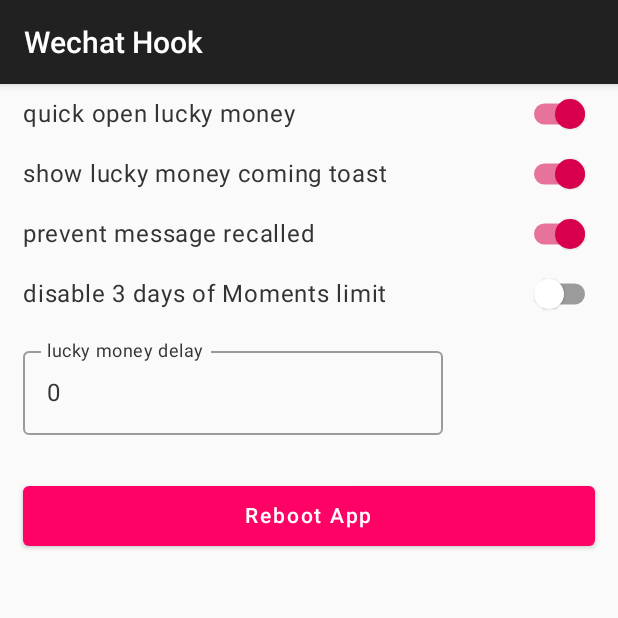
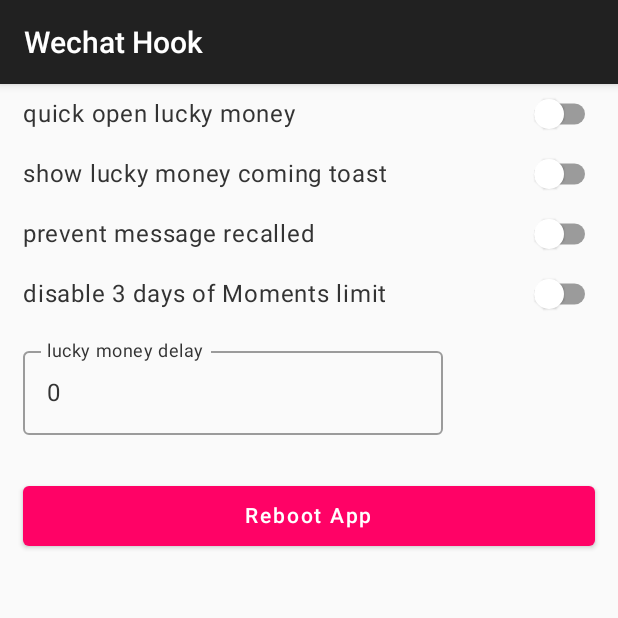
Before and after one commit to WaterlooBridge/FakeLocation, an Android app built with Jetpack Compose: the screen it shows after launch (LuckMoneySetting), in the options menu, after a tap on "Wechat Hook", on a phone screen of 412 x 824 dp, the top half of it. Run offline under Robolectric (Android 15) with nearby library versions, the phone set to English and light mode, and no system bars.

```diff
--- a/app/src/main/AndroidManifest.xml
+++ b/app/src/main/AndroidManifest.xml
@@ -6,6 +6,7 @@
     <uses-permission android:name="android.permission.ACCESS_COARSE_LOCATION" />
 
     <application
+        android:name=".App"
         android:allowBackup="true"
         android:icon="@mipmap/ic_launcher"
         android:label="@string/app_name"
--- /dev/null
+++ b/app/src/main/java/com/xposed/hook/App.kt
@@ -0,0 +1,18 @@
+package com.xposed.hook
+
+import android.app.Application
+
+/**
+ * Created by lin on 2021/8/7.
+ */
+class App : Application() {
+
+    companion object {
+        lateinit var current: Application
+    }
+
+    override fun onCreate() {
+        super.onCreate()
+        current = this
+    }
+}
--- a/app/src/main/java/com/xposed/hook/LuckMoneySetting.kt
+++ b/app/src/main/java/com/xposed/hook/LuckMoneySetting.kt
@@ -7,13 +7,16 @@ import android.os.Bundle
 import android.provider.Settings
 import androidx.activity.compose.setContent
 import androidx.appcompat.app.AppCompatActivity
-import androidx.compose.foundation.isSystemInDarkTheme
 import androidx.compose.foundation.layout.*
-import androidx.compose.material.*
+import androidx.compose.material.Button
+import androidx.compose.material.OutlinedTextField
+import androidx.compose.material.Switch
+import androidx.compose.material.Text
 import androidx.compose.runtime.*
 import androidx.compose.ui.Alignment
 import androidx.compose.ui.Modifier
 import androidx.compose.ui.graphics.Color
+import androidx.compose.ui.res.stringResource
 import androidx.compose.ui.unit.dp
 import com.xposed.hook.theme.AppTheme
 import com.xposed.hook.wechat.LuckyMoneyHook
@@ -40,9 +43,9 @@ class LuckMoneySetting : AppCompatActivity() {
 
     @Composable
     fun LuckyMoney() {
-        var quickOpen by remember { mutableStateOf(sp.getBoolean("quick_open", true)) }
-        var autoReceive by remember { mutableStateOf(sp.getBoolean("auto_receive", true)) }
-        var recalled by remember { mutableStateOf(sp.getBoolean("recalled", true)) }
+        var quickOpen by remember { mutableStateOf(sp.getBoolean("quick_open", false)) }
+        var autoReceive by remember { mutableStateOf(sp.getBoolean("auto_receive", false)) }
+        var recalled by remember { mutableStateOf(sp.getBoolean("recalled", false)) }
         var momentsLimit by remember { mutableStateOf(sp.getBoolean("3_days_Moments", false)) }
         var delay by remember { mutableStateOf(luckyMoneyDelay) }
         AppTheme {
@@ -52,7 +55,7 @@ class LuckMoneySetting : AppCompatActivity() {
                     verticalAlignment = Alignment.CenterVertically
                 ) {
                     Text(
-                        text = resources.getString(R.string.quick_open_lucky_money),
+                        text = stringResource(R.string.quick_open_lucky_money),
                         modifier = Modifier.weight(1f)
                     )
                     Switch(quickOpen, {
@@ -65,7 +68,7 @@ class LuckMoneySetting : AppCompatActivity() {
                     verticalAlignment = Alignment.CenterVertically
                 ) {
                     Text(
-                        text = resources.getString(R.string.show_lucky_money_coming_toast),
+                        text = stringResource(R.string.show_lucky_money_coming_toast),
                         modifier = Modifier.weight(1f)
                     )
                     Switch(autoReceive, {
@@ -78,7 +81,7 @@ class LuckMoneySetting : AppCompatActivity() {
                     verticalAlignment = Alignment.CenterVertically
                 ) {
                     Text(
-                        text = resources.getString(R.string.prevent_message_recalled),
+                        text = stringResource(R.string.prevent_message_recalled),
                         modifier = Modifier.weight(1f)
                     )
                     Switch(recalled, {
@@ -91,7 +94,7 @@ class LuckMoneySetting : AppCompatActivity() {
                     verticalAlignment = Alignment.CenterVertically
                 ) {
                     Text(
-                        text = resources.getString(R.string.disable_3_days_of_Moments_limit),
+                        text = stringResource(R.string.disable_3_days_of_Moments_limit),
                         modifier = Modifier.weight(1f)
                     )
                     Switch(momentsLimit, {
@@ -103,7 +106,7 @@ class LuckMoneySetting : AppCompatActivity() {
                 OutlinedTextField(value = delay, onValueChange = {
                     luckyMoneyDelay = it
                     delay = it
-                }, label = { Text(text = resources.getString(R.string.lucky_money_delay)) })
+                }, label = { Text(text = stringResource(R.string.lucky_money_delay)) })
                 Spacer(Modifier.height(30.dp))
                 Button(
                     onClick = {
@@ -122,7 +125,7 @@ class LuckMoneySetting : AppCompatActivity() {
                     modifier = Modifier.fillMaxWidth(),
                     contentPadding = PaddingValues(top = 12.dp, bottom = 12.dp)
                 ) {
-                    Text(text = resources.getString(R.string.reboot_app), color = Color.White)
+                    Text(text = stringResource(R.string.reboot_app), color = Color.White)
                 }
             }
         }
--- a/app/src/main/java/com/xposed/hook/MainActivity.java
+++ /dev/null
@@ -1,96 +0,0 @@
-package com.xposed.hook;
-
-import android.content.Context;
-import android.content.Intent;
-import android.os.Bundle;
-import androidx.appcompat.app.AppCompatActivity;
-import android.view.LayoutInflater;
-import android.view.Menu;
-import android.view.MenuInflater;
-import android.view.MenuItem;
-import android.view.View;
-import android.view.ViewGroup;
-import android.widget.BaseAdapter;
-import android.widget.ImageView;
-import android.widget.ListView;
-import android.widget.TextView;
-
-import com.xposed.hook.entity.AppInfo;
-import com.xposed.hook.utils.AppUtil;
-import com.xposed.hook.utils.ViewHolder;
-
-import java.io.Serializable;
-import java.util.List;
-
-public class MainActivity extends AppCompatActivity {
-
-    private ListView lv;
-
-    @Override
-    protected void onCreate(Bundle savedInstanceState) {
-        super.onCreate(savedInstanceState);
-        setContentView(R.layout.activity_main);
-        lv = (ListView) findViewById(R.id.lv);
-        lv.setAdapter(new MyAdapter(getApplicationContext()));
-        lv.setOnItemClickListener((parent, view, position, id) -> {
-            startActivity(new Intent(this, RimetActivity.class)
-                    .putExtra("appInfo", (Serializable) lv.getAdapter().getItem(position)));
-        });
-    }
-
-    @Override
-    public boolean onCreateOptionsMenu(Menu menu) {
-        MenuInflater inflater = getMenuInflater();
-        inflater.inflate(R.menu.menu_main, menu);
-        return super.onCreateOptionsMenu(menu);
-    }
-
-    @Override
-    public boolean onOptionsItemSelected(MenuItem item) {
-        int id = item.getItemId();
-        if (id == R.id.item_luck_money) {
-            startActivity(new Intent(this, LuckMoneySetting.class));
-            return true;
-        } else {
-            return super.onOptionsItemSelected(item);
-        }
-    }
-
-    private static class MyAdapter extends BaseAdapter {
-
-        private List<AppInfo> list;
-
-        public MyAdapter(Context context) {
-            list = AppUtil.getAppList(context);
-        }
-
-        @Override
-        public int getCount() {
-            return list.size();
-        }
-
-        @Override
-        public AppInfo getItem(int position) {
-            return list.get(position);
-        }
-
-        @Override
-        public long getItemId(int position) {
-            return 0;
-        }
-
-        @Override
-        public View getView(int position, View convertView, ViewGroup parent) {
-            if (convertView == null)
-                convertView = LayoutInflater.from(parent.getContext()).inflate(R.layout.item_package, parent, false);
-            ImageView iv_icon = ViewHolder.get(convertView, R.id.iv_icon);
-            TextView tv_title = ViewHolder.get(convertView, R.id.tv_title);
-            TextView tv_package = ViewHolder.get(convertView, R.id.tv_package);
-            AppInfo pkg = list.get(position);
-            iv_icon.setImageDrawable(pkg.icon);
-            tv_title.setText(pkg.title);
-            tv_package.setText(pkg.packageName);
-            return convertView;
-        }
-    }
-}
--- /dev/null
+++ b/app/src/main/java/com/xposed/hook/MainActivity.kt
@@ -0,0 +1,88 @@
+package com.xposed.hook
+
+import android.content.Intent
+import android.os.Bundle
+import android.view.Menu
+import android.view.MenuItem
+import androidx.activity.compose.setContent
+import androidx.appcompat.app.AppCompatActivity
+import androidx.compose.foundation.Image
+import androidx.compose.foundation.clickable
+import androidx.compose.foundation.layout.Column
+import androidx.compose.foundation.layout.Row
+import androidx.compose.foundation.layout.fillMaxWidth
+import androidx.compose.foundation.layout.padding
+import androidx.compose.foundation.lazy.LazyColumn
+import androidx.compose.foundation.lazy.items
+import androidx.compose.material.Text
+import androidx.compose.runtime.Composable
+import androidx.compose.ui.Alignment
+import androidx.compose.ui.Modifier
+import androidx.compose.ui.unit.dp
+import androidx.compose.ui.unit.sp
+import androidx.lifecycle.lifecycleScope
+import com.xposed.hook.entity.AppInfo
+import com.xposed.hook.extension.dpInPx
+import com.xposed.hook.extension.toBitmap
+import com.xposed.hook.theme.AppTheme
+import com.xposed.hook.utils.AppHelper
+import kotlinx.coroutines.launch
+
+/**
+ * Created by lin on 2021/8/7.
+ */
+class MainActivity : AppCompatActivity() {
+
+    override fun onCreate(savedInstanceState: Bundle?) {
+        super.onCreate(savedInstanceState)
+        lifecycleScope.launch {
+            val list = AppHelper.getAppList()
+            setContent { AppList(list) }
+        }
+    }
+
+    @Composable
+    fun AppList(list: List<AppInfo>) {
+        AppTheme {
+            LazyColumn {
+                items(list) { item ->
+                    AppItem(item)
+                }
+            }
+        }
+    }
+
+    @Composable
+    fun AppItem(item: AppInfo) {
+        Row(
+            Modifier
+                .fillMaxWidth()
+                .clickable {
+                    startActivity(Intent(this, RimetActivity::class.java).putExtra("appInfo", item))
+                }
+                .padding(12.dp, 12.dp), verticalAlignment = Alignment.CenterVertically
+        ) {
+            Image(item.icon.toBitmap(36.dpInPx, 36.dpInPx), item.title)
+            Column(Modifier.padding(10.dp, 0.dp)) {
+                Text(item.title)
+                Text(item.packageName, Modifier.padding(0.dp, 3.dp, 0.dp, 0.dp), fontSize = 12.sp)
+            }
+        }
+    }
+
+    override fun onCreateOptionsMenu(menu: Menu?): Boolean {
+        val inflater = menuInflater
+        inflater.inflate(R.menu.menu_main, menu)
+        return super.onCreateOptionsMenu(menu)
+    }
+
+    override fun onOptionsItemSelected(item: MenuItem): Boolean {
+        val id = item.itemId
+        return if (id == R.id.item_luck_money) {
+            startActivity(Intent(this, LuckMoneySetting::class.java))
+            true
+        } else {
+            super.onOptionsItemSelected(item)
+        }
+    }
+}
--- a/app/src/main/java/com/xposed/hook/entity/AppInfo.java
+++ b/app/src/main/java/com/xposed/hook/entity/AppInfo.java
@@ -8,5 +8,6 @@ public class AppInfo implements Serializable {
 
     public String title;
     public String packageName;
+    public long time;
     public transient Drawable icon;
 }
--- /dev/null
+++ b/app/src/main/java/com/xposed/hook/extension/AndroidExt.kt
@@ -0,0 +1,10 @@
+package com.xposed.hook.extension
+
+import com.xposed.hook.App
+
+/**
+ * Created by lin on 2021/8/7.
+ */
+
+inline val Int.dpInPx: Int
+    get() = (this * App.current.resources.displayMetrics.density + 0.5).toInt()
--- /dev/null
+++ b/app/src/main/java/com/xposed/hook/extension/DrawableExt.kt
@@ -0,0 +1,19 @@
+package com.xposed.hook.extension
+
+import android.graphics.Bitmap
+import android.graphics.Canvas
+import android.graphics.drawable.Drawable
+import androidx.compose.ui.graphics.ImageBitmap
+import androidx.compose.ui.graphics.asImageBitmap
+
+/**
+ * Created by lin on 2021/8/7.
+ */
+
+fun Drawable.toBitmap(width: Int, height: Int): ImageBitmap {
+    val bitmap = Bitmap.createBitmap(width, height, Bitmap.Config.ARGB_8888)
+    val canvas = Canvas(bitmap)
+    setBounds(0, 0, width, height)
+    draw(canvas)
+    return bitmap.asImageBitmap()
+}
--- /dev/null
+++ b/app/src/main/java/com/xposed/hook/utils/AppHelper.kt
@@ -0,0 +1,43 @@
+package com.xposed.hook.utils
+
+import android.content.Context
+import android.content.pm.ApplicationInfo
+import com.xposed.hook.App
+import com.xposed.hook.config.Constants
+import com.xposed.hook.config.PkgConfig
+import com.xposed.hook.entity.AppInfo
+import kotlinx.coroutines.Dispatchers
+import kotlinx.coroutines.withContext
+
+/**
+ * Created by lin on 2021/8/7.
+ */
+object AppHelper {
+
+    private val defaultPriority = HashMap<String, Long>()
+
+    init {
+        defaultPriority[PkgConfig.pkg_wechat] = 1
+        defaultPriority[PkgConfig.pkg_dingtalk] = 2
+    }
+
+    suspend fun getAppList(): List<AppInfo> = withContext(Dispatchers.IO) {
+        val apps = ArrayList<AppInfo>()
+        val pm = App.current.packageManager
+        val sp =
+            App.current.getSharedPreferences(Constants.PREF_FILE_NAME, Context.MODE_WORLD_READABLE)
+        val installedPackages = pm.getInstalledPackages(0)
+        for (installedPackage in installedPackages) {
+            if (installedPackage.applicationInfo.flags and ApplicationInfo.FLAG_SYSTEM == 0) {
+                val app = AppInfo()
+                app.packageName = installedPackage.packageName
+                app.title = installedPackage.applicationInfo.loadLabel(pm).toString()
+                app.icon = installedPackage.applicationInfo.loadIcon(pm)
+                app.time =
+                    sp.getLong("${app.packageName}_time", defaultPriority[app.packageName] ?: 0)
+                apps.add(app)
+            }
+        }
+        apps.apply { sortByDescending { it.time } }
+    }
+}
--- a/app/src/main/java/com/xposed/hook/utils/AppUtil.java
+++ /dev/null
@@ -1,35 +0,0 @@
-package com.xposed.hook.utils;
-
-import android.content.Context;
-import android.content.pm.ApplicationInfo;
-import android.content.pm.PackageInfo;
-
-import com.xposed.hook.config.PkgConfig;
-import com.xposed.hook.entity.AppInfo;
-
-import java.util.ArrayList;
-import java.util.List;
-
-public class AppUtil {
-
-    public static ArrayList<AppInfo> getAppList(Context context) {
-        ArrayList<AppInfo> apps = new ArrayList<>();
-        List<PackageInfo> installedPackages = context.getPackageManager().getInstalledPackages(0);
-        for (PackageInfo installedPackage : installedPackages) {
-            if ((installedPackage.applicationInfo.flags & ApplicationInfo.FLAG_SYSTEM) == 0) {
-                AppInfo app = new AppInfo();
-                app.packageName = installedPackage.packageName;
-                app.title = installedPackage.applicationInfo.loadLabel(context.getPackageManager()).toString();
-                app.icon = installedPackage.applicationInfo.loadIcon(context.getPackageManager());
-                if (PkgConfig.pkg_dingtalk.equals(app.packageName))
-                    apps.add(0, app);
-                else if (PkgConfig.pkg_wechat.equals(app.packageName))
-                    apps.add(apps.size() > 0 && PkgConfig.pkg_dingtalk.equals(apps.get(0).packageName) ? 1 : 0, app);
-                else
-                    apps.add(app);
-            }
-        }
-
-        return apps;
-    }
-}
--- a/app/src/main/res/layout/activity_rimet.xml
+++ b/app/src/main/res/layout/activity_rimet.xml
@@ -187,5 +187,10 @@
 
         </LinearLayout>
 
+        <androidx.constraintlayout.utils.widget.ImageFilterView
+            android:id="@+id/iv"
+            android:layout_width="wrap_content"
+            android:layout_height="wrap_content" />
+
     </LinearLayout>
 </androidx.core.widget.NestedScrollView>
--- a/build.gradle
+++ b/build.gradle
@@ -8,7 +8,7 @@ buildscript {
         jcenter()
     }
     dependencies {
-        classpath 'com.android.tools.build:gradle:7.0.0-beta05'
+        classpath 'com.android.tools.build:gradle:7.0.0'
         classpath "org.jetbrains.kotlin:kotlin-gradle-plugin:$kotlin_version"
 
         // NOTE: Do not place your application dependencies here; they belong
```
Also changed, not shown: app/build.gradle (+4 -4 lines), app/src/main/java/com/xposed/hook/Main.java (+7 -4 lines), app/src/main/java/com/xposed/hook/RimetActivity.java (+6 -10 lines), app/src/main/java/com/xposed/hook/wechat/LuckyMoneyHook.java (+4 -4 lines), app/src/main/java/com/xposed/hook/wechat/WechatUnrecalledHook.java (+5 -5 lines).
